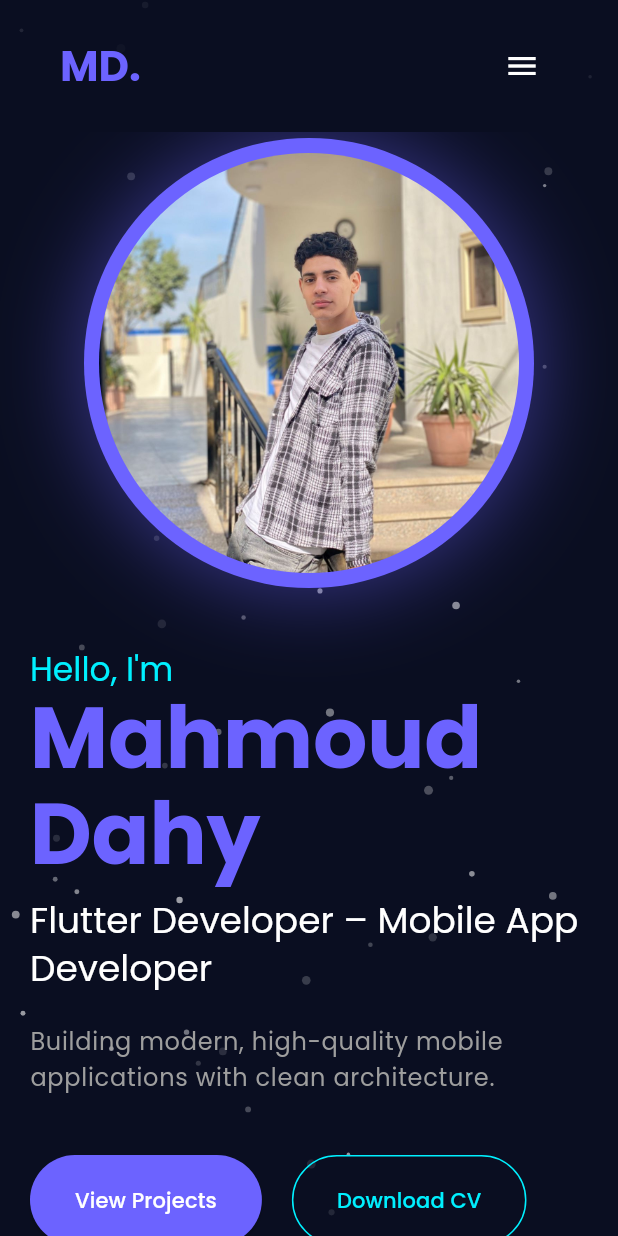
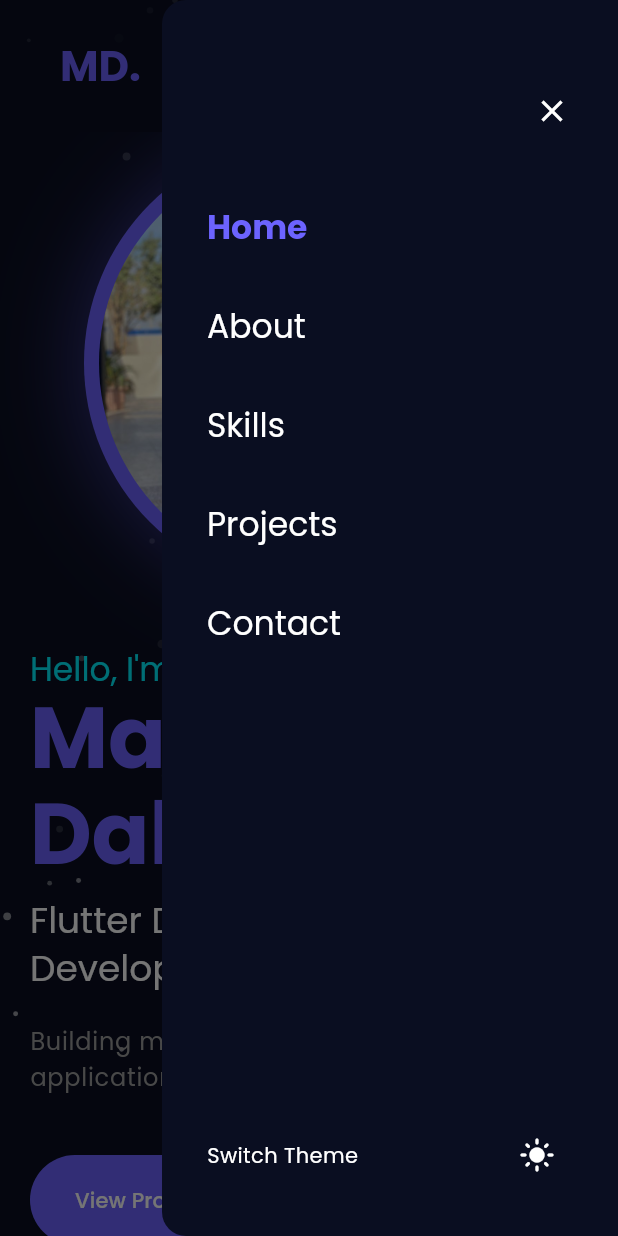
Before and after one commit to MahmoudDahy11/protfolio, a Flutter app: the screen it shows after launch, with the side drawer open (before the commit the screen has no drawer), on a phone screen of 412 x 824 dp. Run offline on Flutter 3.47's test engine with Material 3 defaults, Android fonts, the phone set to English and light mode, and no system bars; drawn by our look-alikes of flutter_animate; our stand-ins replace equatable, flutter_bloc, font_awesome_flutter, go_router, google_fonts, shared_preferences.

Commit message:
feat: add initial portfolio home page with responsive navigation bar and mobile drawer.

```diff
--- a/lib/features/portfolio/presentation/pages/home_page.dart
+++ b/lib/features/portfolio/presentation/pages/home_page.dart
@@ -4,6 +4,7 @@ import '../cubit/portfolio_cubit.dart';
 import '../widgets/about_section.dart';
 import '../widgets/contact_section.dart';
 import '../widgets/hero_section.dart';
+import '../widgets/mobile_drawer.dart';
 import '../widgets/nav_bar.dart';
 import '../widgets/particle_background.dart';
 import '../widgets/projects_section.dart';
@@ -19,20 +20,49 @@ class HomePage extends StatefulWidget {
 class _HomePageState extends State<HomePage> {
   final ScrollController _scrollController = ScrollController();
   final List<GlobalKey> _sectionKeys = List.generate(5, (_) => GlobalKey());
+  int _currentIndex = 0;
 
   @override
   void initState() {
     super.initState();
     context.read<PortfolioCubit>().loadPortfolioData();
+    _scrollController.addListener(_onScroll);
   }
 
   @override
   void dispose() {
+    _scrollController.removeListener(_onScroll);
     _scrollController.dispose();
     super.dispose();
   }
 
+  void _onScroll() {
+    int newIndex = 0;
+    for (int i = 0; i < _sectionKeys.length; i++) {
+      final context = _sectionKeys[i].currentContext;
+      if (context != null) {
+        final RenderBox box = context.findRenderObject() as RenderBox;
+        final Offset position = box.localToGlobal(Offset.zero);
+        // Check if the section top is above a certain threshold (e.g., 1/3 of screen)
+        // This means the section is "active" or we've scrolled past its start.
+        // We want the last section that satisfies this.
+        if (position.dy <= MediaQuery.of(context).size.height / 3) {
+          newIndex = i;
+        }
+      }
+    }
+
+    if (newIndex != _currentIndex) {
+      setState(() {
+        _currentIndex = newIndex;
+      });
+    }
+  }
+
   void _scrollToSection(int index) {
+    setState(() {
+      _currentIndex = index;
+    });
     final context = _sectionKeys[index].currentContext;
     if (context != null) {
       Scrollable.ensureVisible(
@@ -46,12 +76,19 @@ class _HomePageState extends State<HomePage> {
   @override
   Widget build(BuildContext context) {
     return Scaffold(
+      endDrawer: MobileDrawer(
+        onNavItemTap: _scrollToSection,
+        selectedIndex: _currentIndex,
+      ),
       body: Stack(
         children: [
           const Positioned.fill(child: ParticleBackground()),
           Column(
             children: [
-              NavBar(onNavItemTap: _scrollToSection),
+              NavBar(
+                onNavItemTap: _scrollToSection,
+                selectedIndex: _currentIndex,
+              ),
               Expanded(
                 child: SingleChildScrollView(
                   controller: _scrollController,
--- /dev/null
+++ b/lib/features/portfolio/presentation/widgets/mobile_drawer.dart
@@ -0,0 +1,75 @@
+import 'package:flutter/material.dart';
+import 'package:flutter_bloc/flutter_bloc.dart';
+import '../../../../core/theme/app_theme.dart';
+import '../cubit/theme_cubit.dart';
+
+class MobileDrawer extends StatelessWidget {
+  final Function(int) onNavItemTap;
+  final int selectedIndex;
+
+  const MobileDrawer({
+    super.key,
+    required this.onNavItemTap,
+    required this.selectedIndex,
+  });
+
+  @override
+  Widget build(BuildContext context) {
+    final isDark = Theme.of(context).brightness == Brightness.dark;
+    final navItems = ['Home', 'About', 'Skills', 'Projects', 'Contact'];
+
+    return Drawer(
+      backgroundColor: Theme.of(context).scaffoldBackgroundColor,
+      child: Column(
+        children: [
+          const SizedBox(height: 50),
+          Row(
+            mainAxisAlignment: MainAxisAlignment.end,
+            children: [
+              IconButton(
+                icon: const Icon(Icons.close),
+                onPressed: () => Navigator.pop(context),
+              ),
+              const SizedBox(width: 20),
+            ],
+          ),
+          const SizedBox(height: 20),
+          ...List.generate(navItems.length, (index) {
+            final isSelected = selectedIndex == index;
+            return ListTile(
+              title: Text(
+                navItems[index],
+                style: Theme.of(context).textTheme.titleLarge?.copyWith(
+                  color: isSelected ? AppTheme.primaryColor : null,
+                  fontWeight: isSelected ? FontWeight.bold : FontWeight.normal,
+                ),
+              ),
+              onTap: () {
+                Navigator.pop(context); // Close drawer
+                onNavItemTap(index);
+              },
+              contentPadding: const EdgeInsets.symmetric(
+                horizontal: 30,
+                vertical: 5,
+              ),
+            );
+          }),
+          const Spacer(),
+          Padding(
+            padding: const EdgeInsets.all(30.0),
+            child: Row(
+              children: [
+                const Text('Switch Theme'),
+                const Spacer(),
+                IconButton(
+                  icon: Icon(isDark ? Icons.light_mode : Icons.dark_mode),
+                  onPressed: () => context.read<ThemeCubit>().toggleTheme(),
+                ),
+              ],
+            ),
+          ),
+        ],
+      ),
+    );
+  }
+}
--- a/lib/features/portfolio/presentation/widgets/nav_bar.dart
+++ b/lib/features/portfolio/presentation/widgets/nav_bar.dart
@@ -5,12 +5,18 @@ import '../cubit/theme_cubit.dart';
 
 class NavBar extends StatelessWidget {
   final Function(int) onNavItemTap;
+  final int selectedIndex;
 
-  const NavBar({super.key, required this.onNavItemTap});
+  const NavBar({
+    super.key,
+    required this.onNavItemTap,
+    required this.selectedIndex,
+  });
 
   @override
   Widget build(BuildContext context) {
     final isDark = Theme.of(context).brightness == Brightness.dark;
+    final navItems = ['Home', 'About', 'Skills', 'Projects', 'Contact'];
 
     return Container(
       padding: const EdgeInsets.symmetric(horizontal: 40, vertical: 20),
@@ -28,11 +34,13 @@ class NavBar extends StatelessWidget {
           if (MediaQuery.of(context).size.width > 800)
             Row(
               children: [
-                _NavItem(title: 'Home', onTap: () => onNavItemTap(0)),
-                _NavItem(title: 'About', onTap: () => onNavItemTap(1)),
-                _NavItem(title: 'Skills', onTap: () => onNavItemTap(2)),
-                _NavItem(title: 'Projects', onTap: () => onNavItemTap(3)),
-                _NavItem(title: 'Contact', onTap: () => onNavItemTap(4)),
+                ...List.generate(navItems.length, (index) {
+                  return _NavItem(
+                    title: navItems[index],
+                    isSelected: selectedIndex == index,
+                    onTap: () => onNavItemTap(index),
+                  );
+                }),
                 const SizedBox(width: 20),
                 IconButton(
                   icon: Icon(isDark ? Icons.light_mode : Icons.dark_mode),
@@ -44,7 +52,6 @@ class NavBar extends StatelessWidget {
             IconButton(
               icon: const Icon(Icons.menu),
               onPressed: () {
-                // Open drawer or modal for mobile menu
                 Scaffold.of(context).openEndDrawer();
               },
             ),
@@ -57,8 +64,13 @@ class NavBar extends StatelessWidget {
 class _NavItem extends StatelessWidget {
   final String title;
   final VoidCallback onTap;
+  final bool isSelected;
 
-  const _NavItem({required this.title, required this.onTap});
+  const _NavItem({
+    required this.title,
+    required this.onTap,
+    required this.isSelected,
+  });
 
   @override
   Widget build(BuildContext context) {
@@ -66,11 +78,24 @@ class _NavItem extends StatelessWidget {
       padding: const EdgeInsets.symmetric(horizontal: 15),
       child: TextButton(
         onPressed: onTap,
-        child: Text(
-          title,
-          style: Theme.of(
-            context,
-          ).textTheme.bodyLarge?.copyWith(fontWeight: FontWeight.w500),
+        child: Column(
+          mainAxisSize: MainAxisSize.min,
+          children: [
+            Text(
+              title,
+              style: Theme.of(context).textTheme.bodyLarge?.copyWith(
+                fontWeight: FontWeight.w500,
+                color: isSelected ? AppTheme.primaryColor : null,
+              ),
+            ),
+            if (isSelected)
+              Container(
+                margin: const EdgeInsets.only(top: 4),
+                height: 2,
+                width: 20,
+                color: AppTheme.primaryColor,
+              ),
+          ],
         ),
       ),
     );
```
